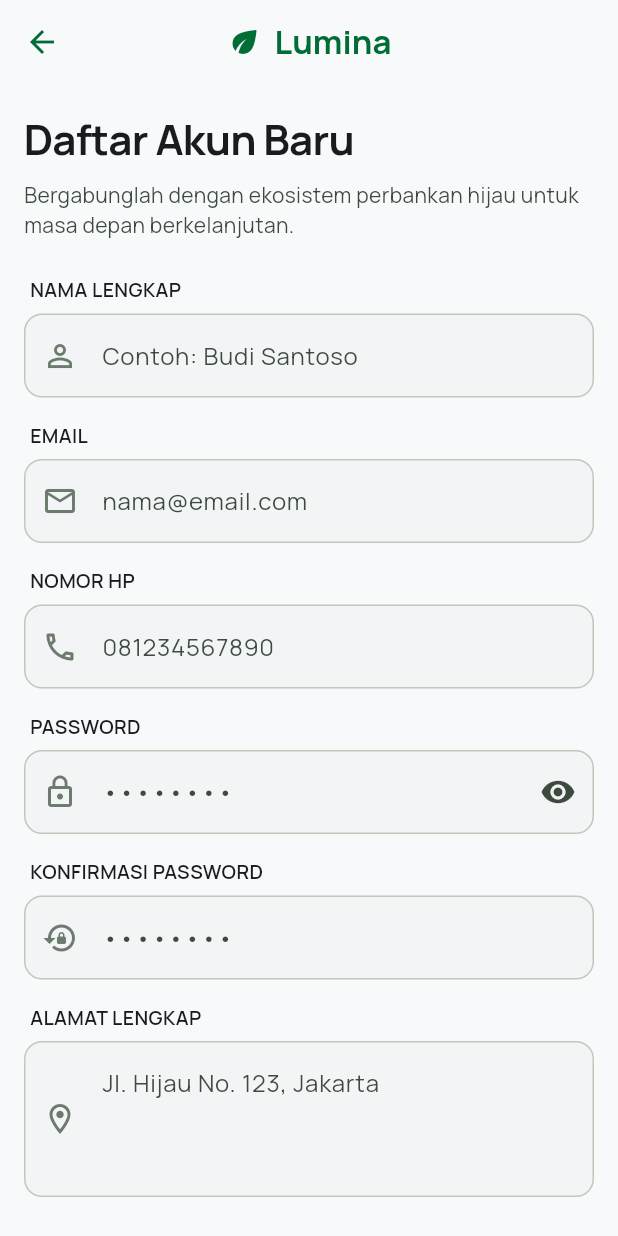
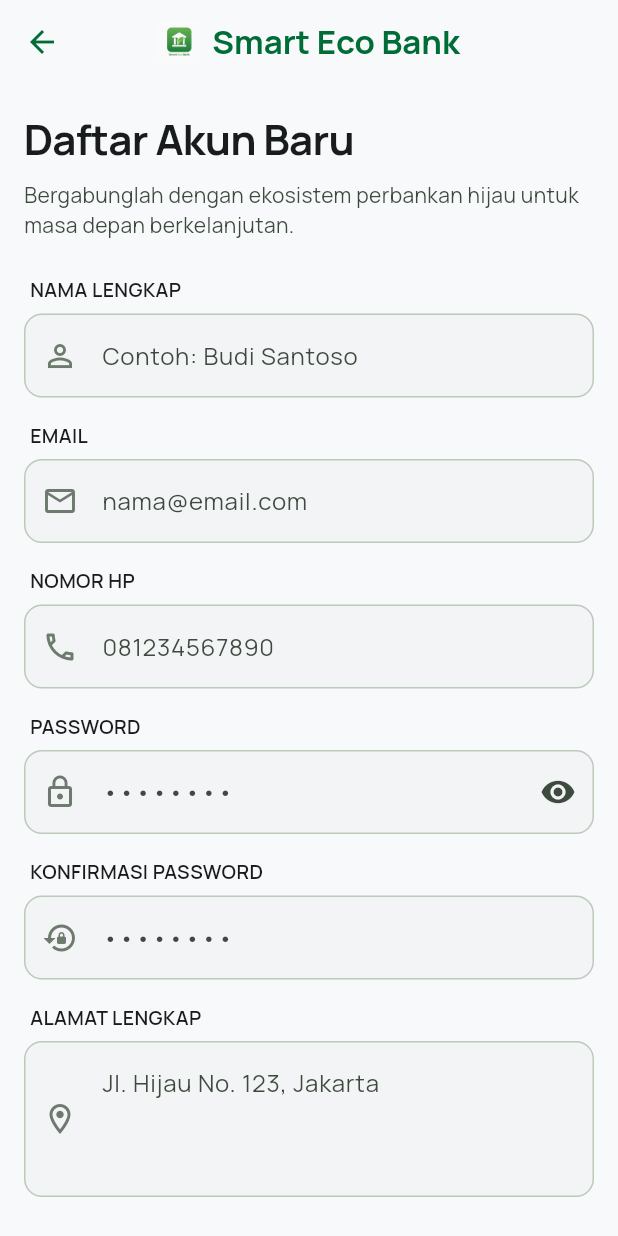
Before and after one commit to arjunsujarwo/smart-eco-bank, a Flutter app: the screen it shows after launch, after a tap on "Lewati", after a tap on "Daftar di sini", on a phone screen of 412 x 824 dp. Run offline on Flutter 3.47's test engine with Material 3 defaults, Android fonts, the phone set to English and light mode, and no system bars; our stand-ins replace google_fonts, shared_preferences; accounts and stored records are empty.

Commit message:
Apply Smart Eco Bank mobile branding
Co-authored-by: Copilot <223556219+Copilot@users.noreply.github.com>

```diff
--- a/frontend-mobile/lib/main.dart
+++ b/frontend-mobile/lib/main.dart
@@ -11,11 +11,11 @@ import 'providers/notification_provider.dart';
 import 'screens/splash/splash_screen.dart';
 
 void main() {
-  runApp(const LuminaEcoApp());
+  runApp(const SmartEcoBankApp());
 }
 
-class LuminaEcoApp extends StatelessWidget {
-  const LuminaEcoApp({super.key});
+class SmartEcoBankApp extends StatelessWidget {
+  const SmartEcoBankApp({super.key});
 
   @override
   Widget build(BuildContext context) {
@@ -32,7 +32,7 @@ class LuminaEcoApp extends StatelessWidget {
         ChangeNotifierProvider(create: (_) => NotificationProvider()),
       ],
       child: MaterialApp(
-        title: 'Lumina Eco',
+        title: 'Smart Eco Bank',
         debugShowCheckedModeBanner: false,
         theme: AppTheme.light,
         home: const SplashScreen(),
--- a/frontend-mobile/lib/screens/auth/login_screen.dart
+++ b/frontend-mobile/lib/screens/auth/login_screen.dart
@@ -53,7 +53,8 @@ class _LoginScreenState extends State<LoginScreen> {
           Positioned(
             top: -120,
             right: -80,
-            child: _blurBlob(280, AppColors.primaryContainer.withValues(alpha: 0.25)),
+            child: _blurBlob(
+                280, AppColors.primaryContainer.withValues(alpha: 0.25)),
           ),
           Positioned(
             bottom: -120,
@@ -117,8 +118,7 @@ class _LoginScreenState extends State<LoginScreen> {
                           icon: Icon(_obscure
                               ? Icons.visibility
                               : Icons.visibility_off),
-                          onPressed: () =>
-                              setState(() => _obscure = !_obscure),
+                          onPressed: () => setState(() => _obscure = !_obscure),
                         ),
                       ),
                       Align(
@@ -161,11 +161,17 @@ class _LoginScreenState extends State<LoginScreen> {
               gradient: AppColors.ecoGradient,
               borderRadius: BorderRadius.circular(16),
             ),
-            child: const Icon(Icons.eco, color: Colors.white, size: 36),
+            child: ClipRRect(
+              borderRadius: BorderRadius.circular(12),
+              child: Image.asset(
+                'assets/images/smart_eco_bank_logo.png',
+                fit: BoxFit.cover,
+              ),
+            ),
           ),
           const SizedBox(height: 16),
           const Text(
-            'Lumina Eco',
+            'Smart Eco Bank',
             style: TextStyle(
               fontSize: 24,
               fontWeight: FontWeight.w600,
@@ -191,8 +197,8 @@ class _LoginScreenState extends State<LoginScreen> {
           Padding(
             padding: const EdgeInsets.symmetric(horizontal: 12),
             child: Text('Atau masuk dengan',
-                style: TextStyle(
-                    fontSize: 12, color: AppColors.onSurfaceVariant)),
+                style:
+                    TextStyle(fontSize: 12, color: AppColors.onSurfaceVariant)),
           ),
           const Expanded(child: Divider(color: AppColors.outlineVariant)),
         ],
--- a/frontend-mobile/lib/screens/auth/register_screen.dart
+++ b/frontend-mobile/lib/screens/auth/register_screen.dart
@@ -74,10 +74,14 @@ class _RegisterScreenState extends State<RegisterScreen> {
         ),
         title: Row(
           mainAxisSize: MainAxisSize.min,
-          children: const [
-            Icon(Icons.eco, color: AppColors.primary),
-            SizedBox(width: 8),
-            Text('Lumina',
+          children: [
+            Image.asset(
+              'assets/images/smart_eco_bank_logo.png',
+              width: 28,
+              height: 28,
+            ),
+            const SizedBox(width: 8),
+            const Text('Smart Eco Bank',
                 style: TextStyle(
                     color: AppColors.primary, fontWeight: FontWeight.bold)),
           ],
@@ -129,8 +133,8 @@ class _RegisterScreenState extends State<RegisterScreen> {
                 obscure: _obscure,
                 controller: _password,
                 suffix: IconButton(
-                  icon: Icon(
-                      _obscure ? Icons.visibility : Icons.visibility_off),
+                  icon:
+                      Icon(_obscure ? Icons.visibility : Icons.visibility_off),
                   onPressed: () => setState(() => _obscure = !_obscure),
                 ),
               ),
@@ -177,7 +181,7 @@ class _RegisterScreenState extends State<RegisterScreen> {
                                 style: TextStyle(
                                     color: AppColors.primary,
                                     fontWeight: FontWeight.w600)),
-                            TextSpan(text: ' Lumina Eco.'),
+                            TextSpan(text: ' Smart Eco Bank.'),
                           ],
                         ),
                       ),
--- a/frontend-mobile/lib/screens/customer_service/customer_service_screen.dart
+++ b/frontend-mobile/lib/screens/customer_service/customer_service_screen.dart
@@ -22,7 +22,7 @@ class _CustomerServiceScreenState extends State<CustomerServiceScreen> {
       id: 'm1',
       sender: ChatSender.bot,
       text:
-          "Hello! I'm Lumina Bot. How can I help you with your sustainable banking today?",
+          "Hello! I'm Smart Eco Bot. How can I help you with your sustainable banking today?",
       time: '09:41',
     ),
     const ChatMessage(
@@ -74,8 +74,7 @@ class _CustomerServiceScreenState extends State<CustomerServiceScreen> {
     WidgetsBinding.instance.addPostFrameCallback((_) {
       if (_scroll.hasClients) {
         _scroll.animateTo(_scroll.position.maxScrollExtent,
-            duration: const Duration(milliseconds: 300),
-            curve: Curves.easeOut);
+            duration: const Duration(milliseconds: 300), curve: Curves.easeOut);
       }
     });
   }
@@ -139,8 +138,8 @@ class _CustomerServiceScreenState extends State<CustomerServiceScreen> {
               children: [
                 Center(
                   child: Container(
-                    padding: const EdgeInsets.symmetric(
-                        horizontal: 12, vertical: 4),
+                    padding:
+                        const EdgeInsets.symmetric(horizontal: 12, vertical: 4),
                     decoration: BoxDecoration(
                       color: AppColors.surfaceContainerHigh,
                       borderRadius: BorderRadius.circular(100),
@@ -169,8 +168,8 @@ class _CustomerServiceScreenState extends State<CustomerServiceScreen> {
         : AppColors.surfaceContainerHighest;
 
     final bubble = Container(
-      constraints: BoxConstraints(
-          maxWidth: MediaQuery.of(context).size.width * 0.7),
+      constraints:
+          BoxConstraints(maxWidth: MediaQuery.of(context).size.width * 0.7),
       padding: const EdgeInsets.all(14),
       decoration: BoxDecoration(
         color: isUser ? AppColors.primary : AppColors.surfaceContainerHigh,
@@ -205,8 +204,7 @@ class _CustomerServiceScreenState extends State<CustomerServiceScreen> {
             CircleAvatar(
               radius: 20,
               backgroundColor: avatarColor,
-              child: Icon(
-                  m.sender == ChatSender.bot ? Icons.eco : Icons.person,
+              child: Icon(m.sender == ChatSender.bot ? Icons.eco : Icons.person,
                   color: m.sender == ChatSender.bot
                       ? AppColors.onPrimaryContainer
                       : AppColors.onSurfaceVariant),
@@ -235,8 +233,7 @@ class _CustomerServiceScreenState extends State<CustomerServiceScreen> {
                 child: Icon(Icons.person, color: AppColors.onSurfaceVariant)),
             const SizedBox(width: 12),
             Container(
-              padding:
-                  const EdgeInsets.symmetric(horizontal: 16, vertical: 14),
+              padding: const EdgeInsets.symmetric(horizontal: 16, vertical: 14),
               decoration: BoxDecoration(
                 color: AppColors.surfaceContainerLow,
                 borderRadius: BorderRadius.circular(14),
@@ -250,8 +247,7 @@ class _CustomerServiceScreenState extends State<CustomerServiceScreen> {
                           width: 6,
                           height: 6,
                           decoration: const BoxDecoration(
-                              color: AppColors.outline,
-                              shape: BoxShape.circle),
+                              color: AppColors.outline, shape: BoxShape.circle),
                         )),
               ),
             ),
--- a/frontend-mobile/lib/screens/splash/splash_screen.dart
+++ b/frontend-mobile/lib/screens/splash/splash_screen.dart
@@ -91,11 +91,16 @@ class _SplashScreenState extends State<SplashScreen>
                             border: Border.all(
                                 color: Colors.white.withValues(alpha: 0.28)),
                           ),
-                          child: const Icon(Icons.eco,
-                              size: 52, color: Colors.white),
+                          child: ClipRRect(
+                            borderRadius: BorderRadius.circular(18),
+                            child: Image.asset(
+                              'assets/images/smart_eco_bank_logo.png',
+                              fit: BoxFit.cover,
+                            ),
+                          ),
                         ),
                         const SizedBox(height: 22),
-                        const Text('Lumina Eco',
+                        const Text('Smart Eco Bank',
                             style: TextStyle(
                                 color: Colors.white,
                                 fontSize: 30,
--- a/frontend-mobile/lib/services/api_service.dart
+++ b/frontend-mobile/lib/services/api_service.dart
@@ -26,7 +26,7 @@ class ApiService {
   static final ApiService instance = ApiService._();
 
   /// Ganti dengan base URL backend produksi/staging.
-  static const String baseUrl = 'https://api.luminaeco.example.com';
+  static const String baseUrl = 'https://api.smart-eco-bank.example.com';
 
   /// Token bearer disimpan di sini setelah login (atau dari secure storage).
   String? authToken;
@@ -260,7 +260,8 @@ class ApiService {
   ///
   /// TODO(API): GET $baseUrl/transactions?filter={all|deposit|redeem}
   ///   Resp : [ { ...TransactionModel } ]
-  Future<List<TransactionModel>> getTransactions({String filter = 'all'}) async {
+  Future<List<TransactionModel>> getTransactions(
+      {String filter = 'all'}) async {
     await _mockDelay();
 
     // REAL: GET dengan query filter, map list -> TransactionModel.fromJson.
@@ -324,7 +325,8 @@ class ApiService {
       RewardModel(id: 'rw-1', name: 'Tumbler', pointCost: 50000),
       RewardModel(id: 'rw-2', name: 'Totebag', pointCost: 10000),
       RewardModel(id: 'rw-3', name: 'Topi', pointCost: 20000),
-      RewardModel(id: 'rw-4', name: 'Coming Soon', pointCost: 0, comingSoon: true),
+      RewardModel(
+          id: 'rw-4', name: 'Coming Soon', pointCost: 0, comingSoon: true),
     ];
   }
 
@@ -356,7 +358,7 @@ class ApiService {
         iconKey: 'check_circle',
         title: 'Setoran Plastik Berhasil (+1.000 Pts)',
         body:
-            'Terima kasih atas kontribusi Anda. Poin hijau telah ditambahkan ke saldo Lumina Eco Anda.',
+            'Terima kasih atas kontribusi Anda. Poin hijau telah ditambahkan ke saldo Smart Eco Bank Anda.',
         timeAgo: '2mnt',
         group: 'Terbaru',
       ),
@@ -374,7 +376,7 @@ class ApiService {
         iconKey: 'card_giftcard',
         title: 'Reward Tumbler Siap Diambil',
         body:
-            'Tukarkan kode QR Anda di EcoHub terdekat untuk mengambil Lumina Limited Edition Tumbler.',
+            'Tukarkan kode QR Anda di EcoHub terdekat untuk mengambil Smart Eco Bank Limited Edition Tumbler.',
         timeAgo: '4j lalu',
         group: 'Terbaru',
       ),
--- a/frontend-mobile/pubspec.yaml
+++ b/frontend-mobile/pubspec.yaml
@@ -1,5 +1,5 @@
-name: lumina_eco
-description: Lumina Eco - Smart Sustainable Banking (Bank Sampah Digital)
+name: smart_eco_bank
+description: Smart Eco Bank - Platform Bank Sampah Digital
 publish_to: 'none'
 version: 1.0.0+1
 
@@ -23,3 +23,5 @@ dev_dependencies:
 
 flutter:
   uses-material-design: true
+  assets:
+    - assets/images/smart_eco_bank_logo.png
```
Also changed, not shown: frontend-mobile/assets/images/smart_eco_bank_logo.png (added), 16 other files.
